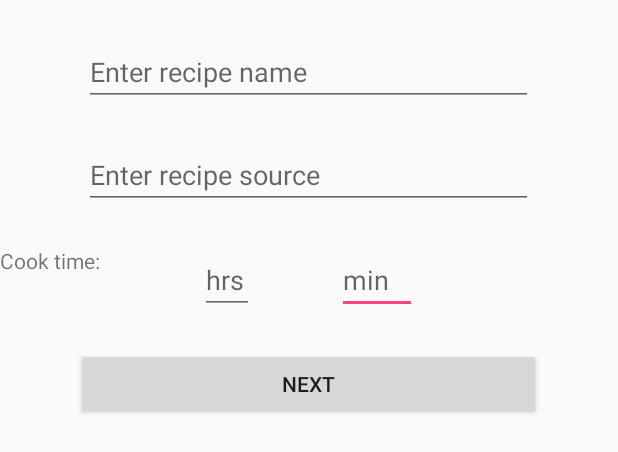
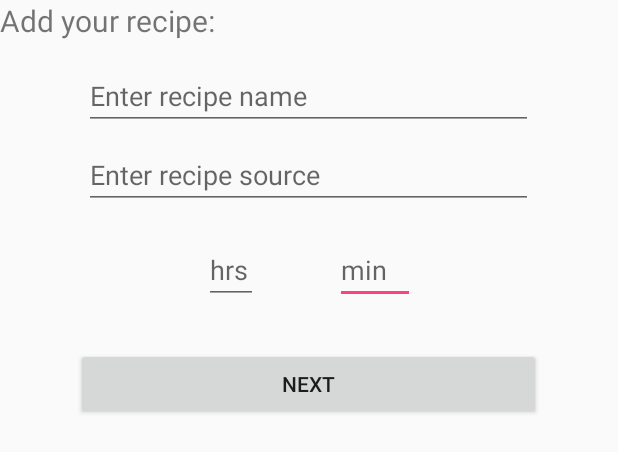
Before and after one commit to TheOscars2/FoodApp, an Android app: the layout fragment_add_recipe.xml on its own in the app's theme, with its tools: preview values and no code run, on a phone screen of 412 x 824 dp. Shown: the top 452 px of the screen. Run offline under Robolectric (Android 15) with nearby library versions, the light colour scheme and no system bars.

Commit message:
Recipe layout fixes made and plu code functionality upgraded for mvp.

```diff
--- a/app/src/main/java/me/ivg2/foodapp/FoodDetailFragment.java
+++ b/app/src/main/java/me/ivg2/foodapp/FoodDetailFragment.java
@@ -79,7 +79,7 @@ public class FoodDetailFragment extends Fragment {
         etFoodQuantity.setText(Double.toString(FoodItemRepository.get(index).getQuantity()));
         etFoodExpDate.setText(FoodItemRepository.get(index).getExpirationDate().toString());
 
-        String url = arguments.getString("image_url");
+        String url =FoodItemRepository.get(index).getImageURL();
 
         if (url != null) {
             Glide.with(this)
--- a/app/src/main/java/me/ivg2/foodapp/ManualAddFragment.java
+++ b/app/src/main/java/me/ivg2/foodapp/ManualAddFragment.java
@@ -81,13 +81,13 @@ public class ManualAddFragment extends Fragment {
         }
 
         isEditMode = true;
-        try {
-            index = getArguments().getInt("index");
+        index = getArguments().getInt("index", -1);
 
+        if (!(index == -1)) {
             etFoodName.setText(FoodItemRepository.get(index).getName());
             etFoodQuantity.setText(Double.toString(FoodItemRepository.get(index).getQuantity()));
             etFoodExpDate.setText(dateFormat.format(FoodItemRepository.get(index).getExpirationDate()));
-        } catch (NullPointerException e) {
+        } else {
             isEditMode = false;
         }
 
--- a/app/src/main/java/me/ivg2/foodapp/ManualAddIngredientsActivity.java
+++ b/app/src/main/java/me/ivg2/foodapp/ManualAddIngredientsActivity.java
@@ -56,7 +56,7 @@ public class ManualAddIngredientsActivity extends AppCompatActivity {
     public void onAddIngredient(View view) {
         EditText etNewItem = (EditText) findViewById(R.id.newIngredient);
         String itemText = etNewItem.getText().toString();
-        ingredients.add(itemText);
+        ingredients.add('\u2022' + " " + itemText);
         etNewItem.setText("");
 
         ingredientAdapter.notifyDataSetChanged();
--- a/app/src/main/java/me/ivg2/foodapp/ManualAddInstructionActivity.java
+++ b/app/src/main/java/me/ivg2/foodapp/ManualAddInstructionActivity.java
@@ -57,7 +57,7 @@ public class ManualAddInstructionActivity extends AppCompatActivity {
     public void onAddIngredient(View view) {
         EditText etNewItem = (EditText) findViewById(R.id.etNewInstruction);
         String itemText = etNewItem.getText().toString();
-        instructions.add(itemText);
+        instructions.add('\u2022' + " " + itemText);
         etNewItem.setText("");
 
         instructionsAdapter.notifyDataSetChanged();
--- a/app/src/main/res/layout/fragment_add_recipe.xml
+++ b/app/src/main/res/layout/fragment_add_recipe.xml
@@ -11,7 +11,7 @@
         android:layout_height="wrap_content"
         android:layout_alignParentEnd="true"
         android:layout_alignTop="@+id/etHrs"
-        android:layout_marginEnd="134dp"
+        android:layout_marginEnd="135dp"
         android:ems="10"
         android:hint="min"
         android:inputType="textMultiLine" />
@@ -21,8 +21,9 @@
         android:layout_width="36dp"
         android:layout_height="wrap_content"
         android:layout_alignParentStart="true"
-        android:layout_alignTop="@+id/textView"
-        android:layout_marginStart="133dp"
+        android:layout_alignParentTop="true"
+        android:layout_marginStart="136dp"
+        android:layout_marginTop="157dp"
         android:ems="10"
         android:hint="hrs"
         android:inputType="textMultiLine" />
@@ -44,7 +45,7 @@
         android:layout_height="wrap_content"
         android:layout_alignParentTop="true"
         android:layout_centerHorizontal="true"
-        android:layout_marginTop="25dp"
+        android:layout_marginTop="41dp"
         android:ems="10"
         android:hint="Enter recipe name"
         android:inputType="textMultiLine" />
@@ -59,12 +60,12 @@
         android:text="Next" />
 
     <TextView
-        android:id="@+id/textView"
+        android:id="@+id/textView3"
         android:layout_width="wrap_content"
-        android:layout_height="40dp"
+        android:layout_height="wrap_content"
         android:layout_alignParentStart="true"
         android:layout_alignParentTop="true"
-        android:layout_marginTop="164dp"
-        android:text="Cook time: " />
+        android:text="Add your recipe:"
+        android:textSize="20sp" />
 
 </RelativeLayout>
```
Also changed, not shown: app/src/main/java/me/ivg2/foodapp/PluFragment.java (+14 -10 lines), app/src/main/java/me/ivg2/foodapp/RecipeDetailFragment.java (+6 -3 lines), app/src/main/java/me/ivg2/foodapp/RecipeItemRepository.java (+14 -2 lines), app/src/main/res/layout/activity_manual_add_ingredients.xml (+10 -10 lines), app/src/main/res/layout/activity_manual_add_instruction.xml (+18 -14 lines), app/src/main/res/layout/fragment_recipe_detail.xml (+4 -3 lines), app/src/main/res/layout/item_recipe.xml (+1 -27 lines), app/src/main/res/drawable/meal.png (added).
